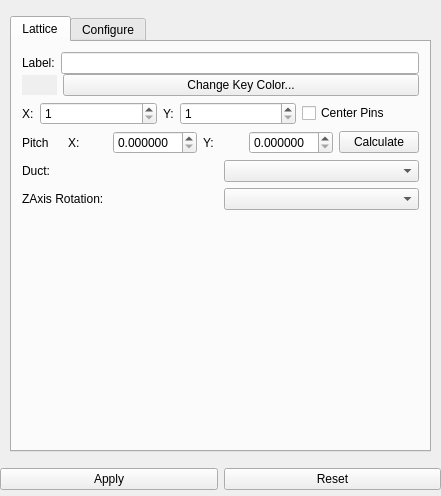
The window that Application/qInputPropertiesWidget.ui (Sprunth/RGG) describes before a commit, drawn with Qt 5.
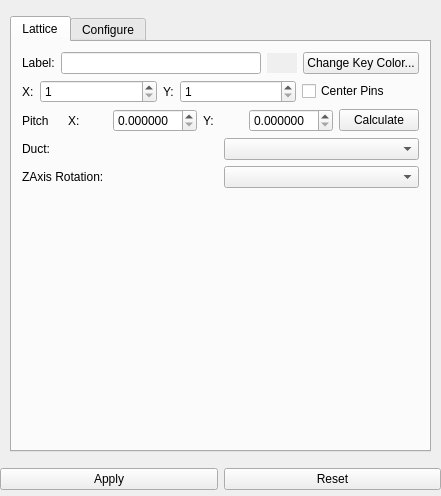
The same window after the commit. The open tabs and pages were chosen to show the change.

Commit message: moved the key color part

The edit to the form file:
```diff
--- a/Application/qInputPropertiesWidget.ui
+++ b/Application/qInputPropertiesWidget.ui
@@ -174,7 +174,7 @@
            <property name="margin">
             <number>10</number>
            </property>
-           <item row="7" column="0">
+           <item row="6" column="0">
             <layout class="QHBoxLayout" name="horizontalLayout_5">
              <item>
               <widget class="QLabel" name="label">
@@ -189,6 +189,52 @@
             </layout>
            </item>
            <item row="4" column="0">
+            <layout class="QHBoxLayout" name="horizontalLayout_7">
+             <item>
+              <widget class="QLabel" name="label_2">
+               <property name="text">
+                <string>Pitch</string>
+               </property>
+              </widget>
+             </item>
+             <item>
+              <widget class="QLabel" name="xlabel">
+               <property name="text">
+                <string>X:</string>
+               </property>
+              </widget>
+             </item>
+             <item>
+              <widget class="QDoubleSpinBox" name="pitchX">
+               <property name="decimals">
+                <number>6</number>
+               </property>
+              </widget>
+             </item>
+             <item>
+              <widget class="QLabel" name="ylabel">
+               <property name="text">
+                <string>Y:</string>
+               </property>
+              </widget>
+             </item>
+             <item>
+              <widget class="QDoubleSpinBox" name="pitchY">
+               <property name="decimals">
+                <number>6</number>
+               </property>
+              </widget>
+             </item>
+             <item>
+              <widget class="QPushButton" name="computePitch">
+               <property name="text">
+                <string>Calculate</string>
+               </property>
+              </widget>
+             </item>
+            </layout>
+           </item>
+           <item row="3" column="0">
             <layout class="QHBoxLayout" name="horizontalLayout">
              <item>
               <widget class="QLabel" name="AssemblyLabelX">
@@ -251,10 +297,6 @@
              <item>
               <widget class="QLineEdit" name="AssyLabel"/>
              </item>
-            </layout>
-           </item>
-           <item row="1" column="0">
-            <layout class="QHBoxLayout" name="horizontalLayout_3">
              <item>
               <widget class="QLabel" name="assyColorSwatch">
                <property name="sizePolicy">
@@ -292,10 +334,7 @@
              </item>
             </layout>
            </item>
-           <item row="1" column="0">
-            <layout class="QHBoxLayout" name="horizontalLayout_2"/>
-           </item>
-           <item row="9" column="0">
+           <item row="8" column="0">
             <spacer name="verticalSpacer_4">
              <property name="orientation">
               <enum>Qt::Vertical</enum>
@@ -308,53 +347,7 @@
              </property>
             </spacer>
            </item>
-           <item row="5" column="0">
-            <layout class="QHBoxLayout" name="horizontalLayout_7">
-             <item>
-              <widget class="QLabel" name="label_2">
-               <property name="text">
-                <string>Pitch</string>
-               </property>
-              </widget>
-             </item>
-             <item>
-              <widget class="QLabel" name="xlabel">
-               <property name="text">
-                <string>X:</string>
-               </property>
-              </widget>
-             </item>
-             <item>
-              <widget class="QDoubleSpinBox" name="pitchX">
-               <property name="decimals">
-                <number>6</number>
-               </property>
-              </widget>
-             </item>
-             <item>
-              <widget class="QLabel" name="ylabel">
-               <property name="text">
-                <string>Y:</string>
-               </property>
-              </widget>
-             </item>
-             <item>
-              <widget class="QDoubleSpinBox" name="pitchY">
-               <property name="decimals">
-                <number>6</number>
-               </property>
-              </widget>
-             </item>
-             <item>
-              <widget class="QPushButton" name="computePitch">
-               <property name="text">
-                <string>Calculate</string>
-               </property>
-              </widget>
-             </item>
-            </layout>
-           </item>
-           <item row="8" column="0">
+           <item row="7" column="0">
             <layout class="QHBoxLayout" name="horizontalLayout_8">
              <item>
               <widget class="QLabel" name="label_3">
```
Left out of the diff: 1 changed line with no effect on the pictures.
